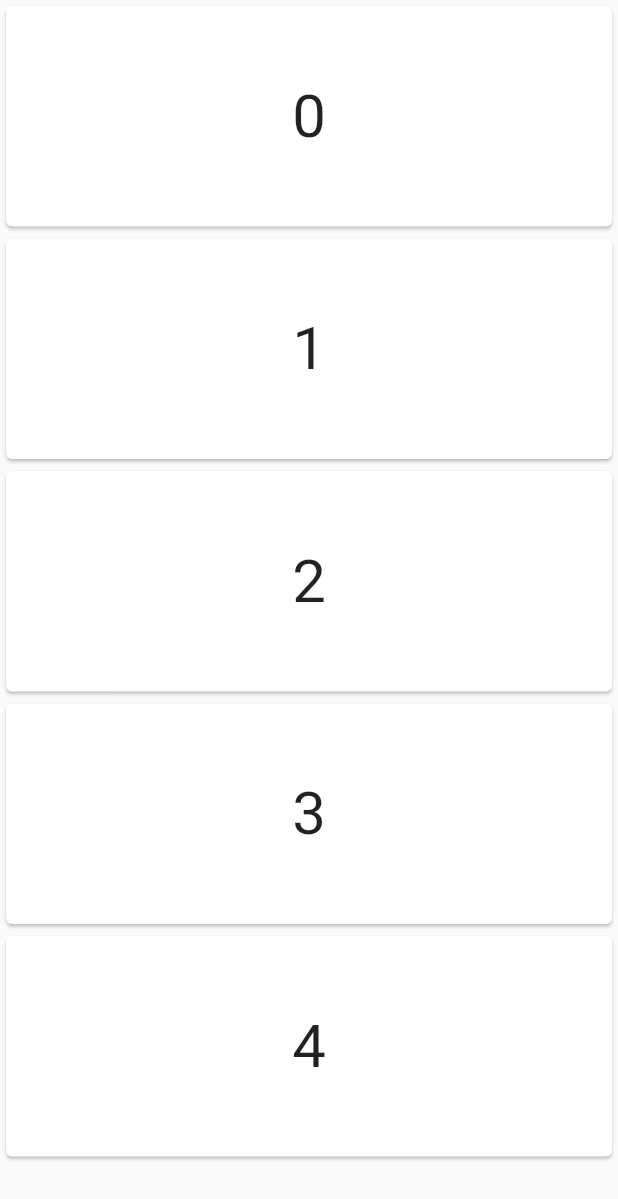
After one commit to bkpaulera/SOA-2019, a Flutter app: the CardStudy screen opened directly, on a phone screen of 412 x 824 dp. The commit adds this screen. Shown: the top 1199 px of the screen. Run offline on Flutter 3.47's test engine with Material 2 defaults, Android fonts, the phone set to English and light mode, and no system bars.

Commit message:
Mudança no search

```diff
--- a/soa_app/lib/routes.dart
+++ b/soa_app/lib/routes.dart
@@ -10,6 +10,7 @@ import 'package:soa_app/ui/login/login_password.dart';
 import 'package:soa_app/ui/login/login_register.dart';
 import 'package:soa_app/ui/profile/config.dart';
 import 'package:soa_app/ui/profile/info_user.dart';
+import 'package:soa_app/ui/search/card.dart';
 import 'package:soa_app/ui/search/search.dart';
 
 class RouterGenerator {
@@ -43,6 +44,8 @@ class RouterGenerator {
         return MaterialPageRoute(builder: (_)=>Info_User());
       case  SearchView :
         return MaterialPageRoute(builder: (_)=>Search());
+      case  CardView :
+        return MaterialPageRoute(builder: (_)=>CardStudy());
 
       default :
         return _errorRoute();
--- a/soa_app/lib/routes/routes_path.dart
+++ b/soa_app/lib/routes/routes_path.dart
@@ -15,3 +15,4 @@ const String ProfileConfigView = '/ui/profile/config';
 const String ProfileInfoView = '/ui/lprofile/info_user';
 //Search
 const String SearchView = '/ui/search/search';
+const String CardView = '/ui/search/card';
--- /dev/null
+++ b/soa_app/lib/ui/search/card.dart
@@ -0,0 +1,143 @@
+import 'package:flutter/material.dart';
+import 'package:flutter/rendering.dart';
+
+
+class CardStudy extends StatefulWidget {
+  @override
+  _CardStudyState createState() => _CardStudyState();
+}
+
+class _CardStudyState extends State<CardStudy> {
+  @override
+  void initState() {
+    // build initial 10 rows
+    _items = List<Data>();
+    for (int i = 0; i < 5; i++) {
+      _items.add(Data(index: i, loading: false));
+    }
+
+    // Scroll controller for list
+    scrollController = ScrollController();
+    scrollController.addListener(() {
+      if (loadmore && _items.last.loading == false) {
+        print("Loading more");
+
+        int currentLength = _items.length;
+
+        setState(() {
+          _items.add(Data(index: currentLength, loading: true));
+        });
+
+        Future.delayed(Duration(seconds: 1), () {
+          if (_items.last.loading) {
+            setState(() {
+              // Remove dummy item
+              _items.removeLast();
+
+              // Add 10 more
+              for (int i = 0; i < 10; i++) {
+                _items.add(Data(index: currentLength + i, loading: false));
+              }
+            });
+          }
+        });
+      }
+    });
+
+    // FAB
+    fab = FloatingActionButton(
+      child: Icon(Icons.arrow_upward),
+      onPressed: () {
+        scrollController.animateTo(
+          0.0,
+          curve: Curves.ease,
+          duration: Duration(milliseconds: 500),
+        );
+      },
+    );
+
+    // Scroll Listener for FAB
+    scrollController.addListener(() {
+      if (scrollController.position.userScrollDirection ==
+          ScrollDirection.forward) {
+        if ((scrollMark - scrollController.position.pixels) > 50.0) {
+          setState(() {
+            reversing = true;
+          });
+        }
+      } else {
+        scrollMark = scrollController.position.pixels;
+        setState(() {
+          reversing = false;
+        });
+      }
+    });
+
+    super.initState();
+  }
+
+  double scrollMark;
+
+  // Data to show
+  List<Data> _items;
+
+  ScrollController scrollController;
+
+  // Whether we should load more
+  bool loadmore = false;
+
+  bool reversing = false;
+  FloatingActionButton fab;
+
+  FloatingActionButton getFab() {
+    if (reversing && scrollController.position.pixels > 0.0) {
+      return fab;
+    }
+
+    return null;
+  }
+
+  @override
+  Widget build(BuildContext context) {
+    return Scaffold(
+        floatingActionButton: getFab(),
+        body: ListView.builder(
+          controller: scrollController,
+          itemCount: _items.length,
+          itemBuilder: (context, i) {
+            // we should load more
+            if (loadmore == false && i == _items.length - 1) {
+              loadmore = true;
+              print("Load more = true");
+            }
+            if (_items[i].loading) {
+              return Card(
+                child: Padding(
+                  padding: const EdgeInsets.only(top: 20.0, bottom: 20.0),
+                  child: Center(
+                    child: Text("Loading..."),
+                  ),
+                ),
+              );
+            } else {
+              return Card(
+                  child: Padding(
+                padding: const EdgeInsets.only(top: 50.0, bottom: 50.0),
+                child: Center(
+                    child: Text(
+                  _items[i].index.toString(),
+                  style: TextStyle(fontSize: 40.0),
+                )),
+              ));
+            }
+          },
+        ));
+  }
+}
+
+class Data {
+  Data({this.index = 0, this.loading});
+
+  int index;
+  bool loading;
+}
```
Also changed, not shown: soa_app/lib/ui/search/search.dart (+10 -11 lines).
